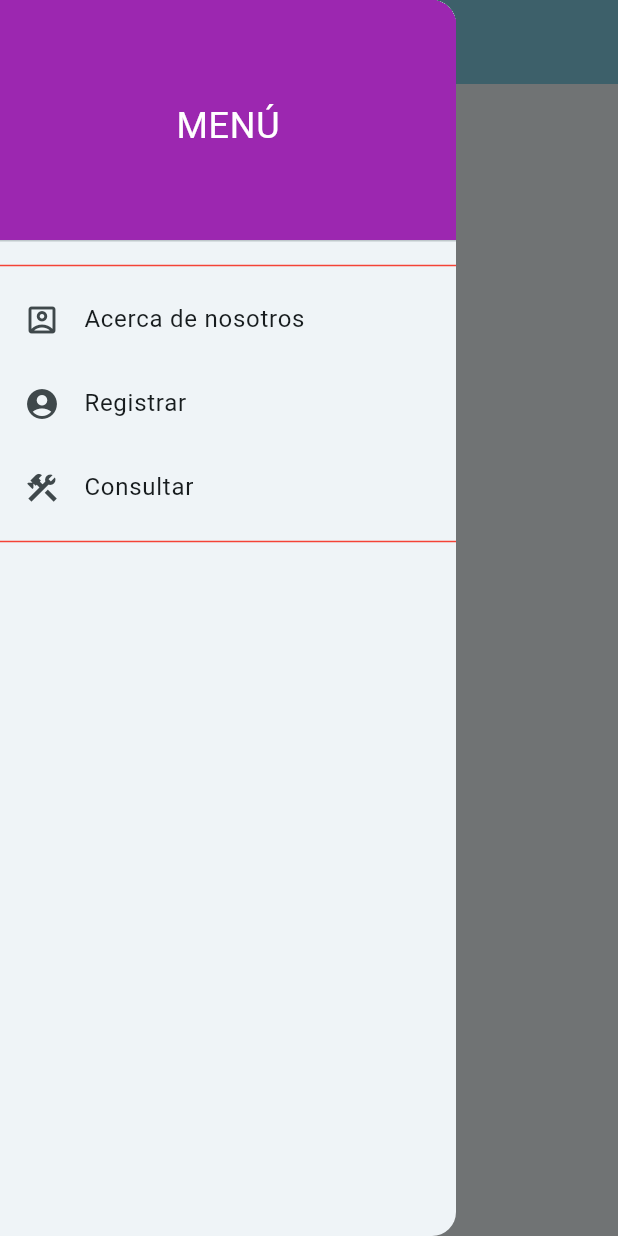
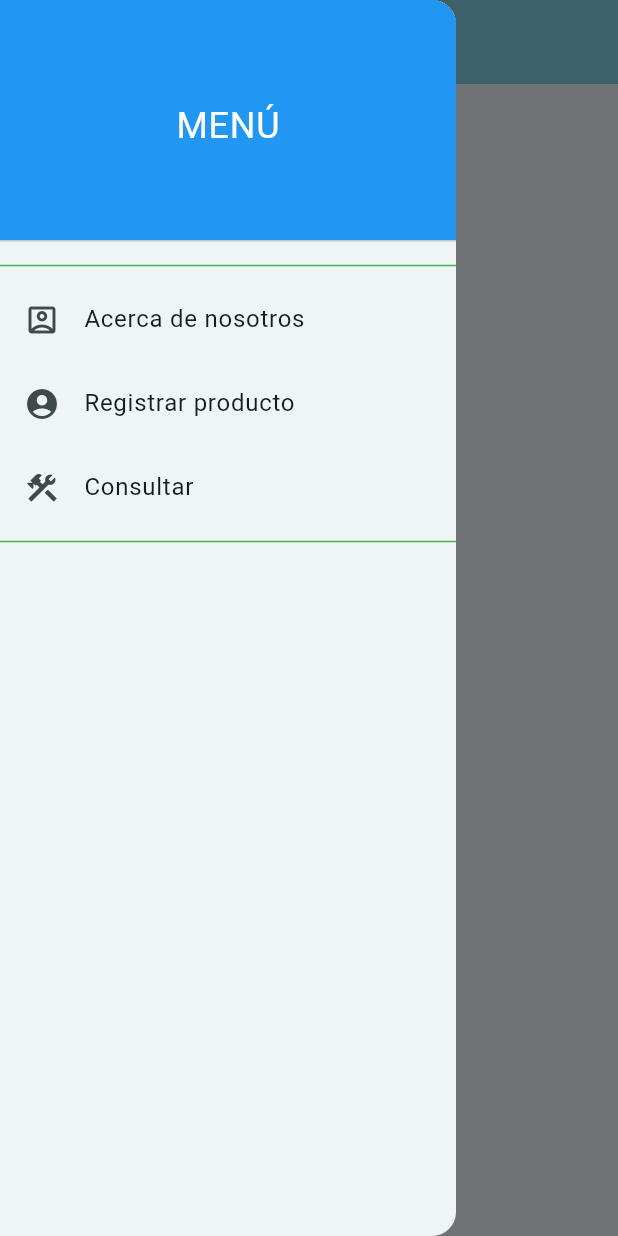
Before and after one commit to MAFRAlexan/eval2_sis21, a Flutter app: the screen it shows after launch, with the side drawer open, on a phone screen of 412 x 824 dp. Run offline on Flutter 3.47's test engine with Material 2 defaults, Android fonts, the light colour scheme and no system bars; our stand-ins replace cloud_firestore, firebase_core; accounts and stored records are empty.

Commit message:
cambios en resgistrar

```diff
--- a/lib/pages/home.dart
+++ b/lib/pages/home.dart
@@ -31,7 +31,7 @@ class homeState extends State<home>{
           children: <Widget>[
             const DrawerHeader(
               decoration: BoxDecoration(
-                color: Colors.purple,
+                color: Colors.blue,
               ),
               child: Center(
                 child: Text(
@@ -44,7 +44,7 @@ class homeState extends State<home>{
               ),
             ),
             Divider(
-                color: Colors.red
+                color: Colors.green
             ),
             ListTile(
               leading: Icon(Icons.account_box_outlined),
@@ -56,7 +56,7 @@ class homeState extends State<home>{
             ),
             ListTile(
                 leading: Icon(Icons.account_circle),
-                title: Text('Registrar'),
+                title: Text('Registrar producto'),
                 onTap: (){
                   _onSelectItemDrawer(1);
 
@@ -71,7 +71,7 @@ class homeState extends State<home>{
                 }
             ),
             Divider(
-                color: Colors.red
+                color: Colors.green
             ),
           ],
         ),
```
Also changed, not shown: lib/pages/Registrar.dart (+1 -6 lines).
